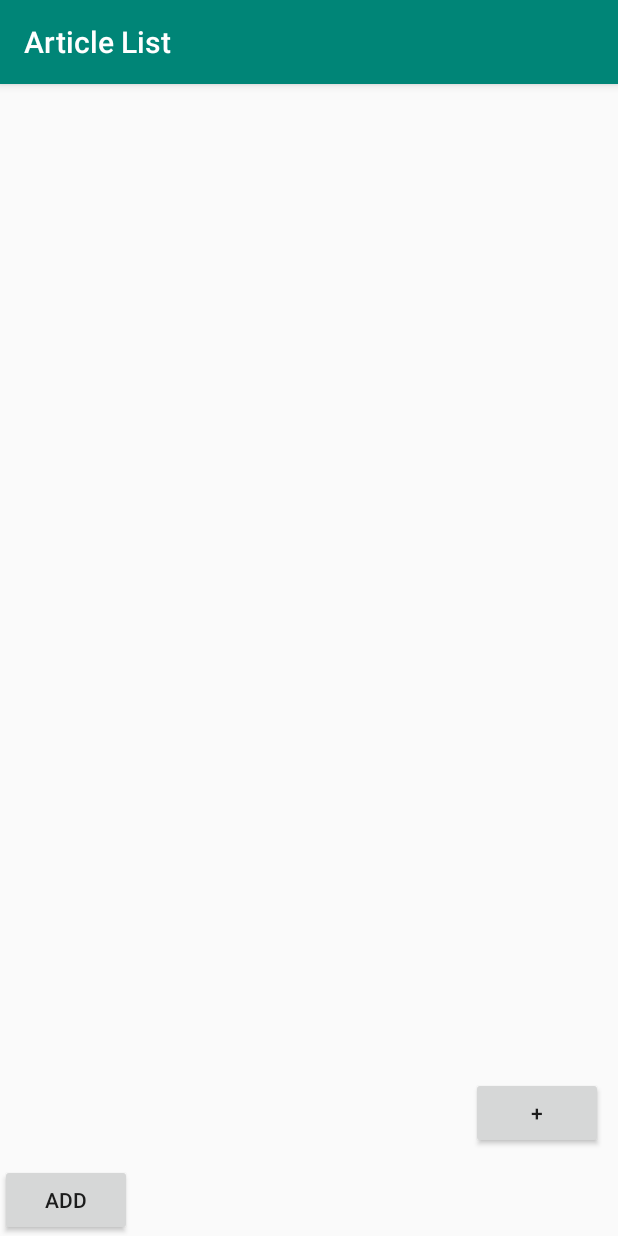
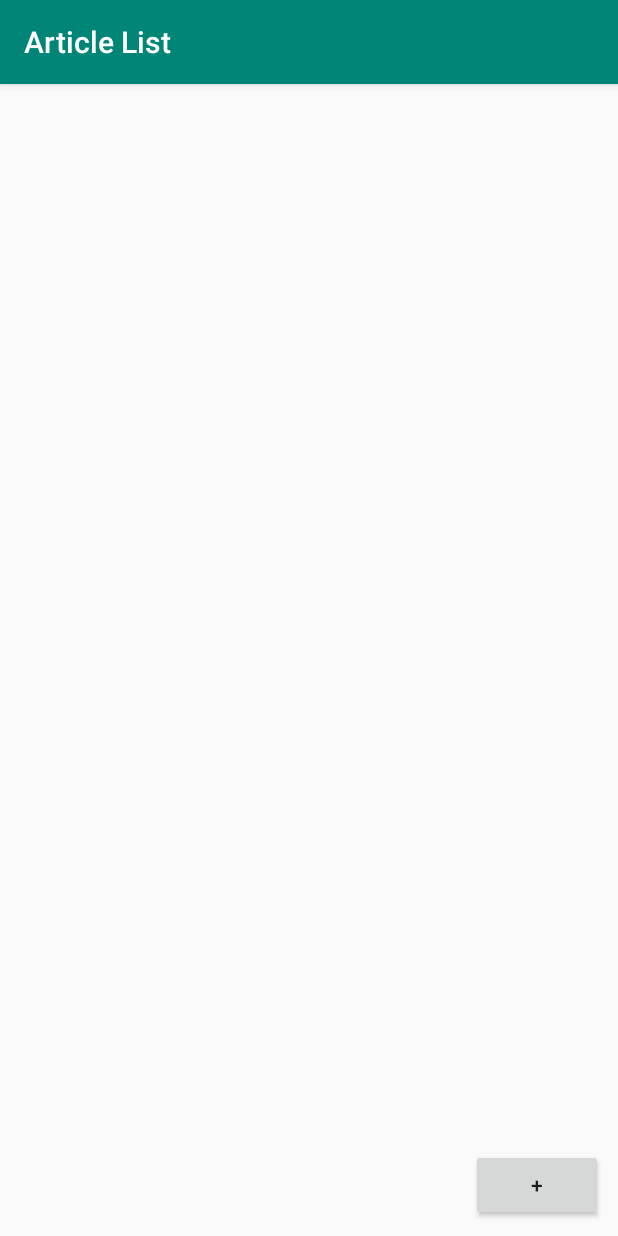
Before and after one commit to AndresRCA/Lista-Articulos, an Android app: the screen it shows after launch (MainActivity), on a phone screen of 412 x 824 dp. Run offline under Robolectric (Android 15) with nearby library versions, the phone set to English and light mode, and no system bars.

Commit message:
limpiar MainActivity

```diff
--- a/app/src/main/java/com/example/articlelist/MainActivity.java
+++ b/app/src/main/java/com/example/articlelist/MainActivity.java
@@ -54,13 +54,6 @@ public class MainActivity extends AppCompatActivity {
         startActivityForResult(intent, 1); // request_code = 1
     }
 
-    public void add(View view) {
-        articles.add("tres");
-        article_adapter.notifyDataSetChanged();
-        // otra forma de agregar
-        //article_adapter.add("tres");
-    }
-
     @Override
     public void onSaveInstanceState(Bundle outState) {
         super.onSaveInstanceState(outState);
--- a/app/src/main/res/layout/activity_main.xml
+++ b/app/src/main/res/layout/activity_main.xml
@@ -14,7 +14,7 @@
         android:layout_weight="1" />
 
     <Button
-        android:id="@+id/button2"
+        android:id="@+id/bt1"
         android:layout_width="wrap_content"
         android:layout_height="wrap_content"
         android:layout_gravity="bottom|end"
@@ -26,9 +26,4 @@
         android:layout_marginBottom="10dp"
         android:onClick="startItemActivity"
         android:text="@string/add_button" />
-    <Button
-        android:layout_width="wrap_content"
-        android:layout_height="wrap_content"
-        android:onClick="add"
-        android:text="add" />
 </LinearLayout>
```
